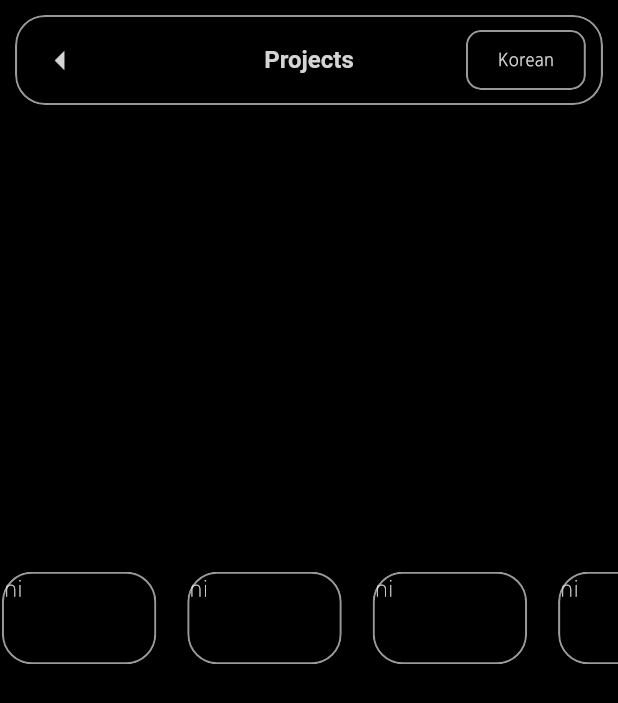
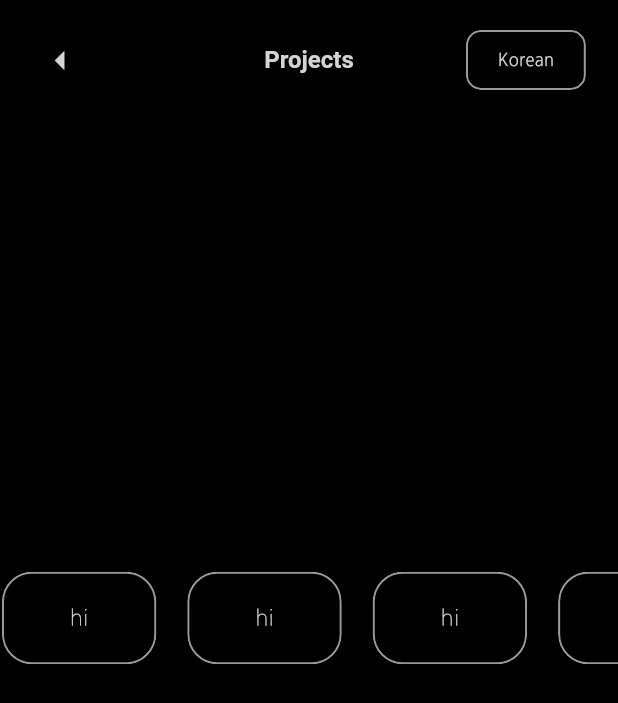
Before and after one commit to jeongwoo0427/aboutme, a Flutter app: the ProjectsScreen screen opened by its route, on a phone screen of 412 x 824 dp. Shown: the top 703 px of the screen. Run offline on Flutter 3.47's test engine with Material 3 defaults, Android fonts, the phone set to English and light mode, and no system bars; drawn by our look-alikes of flutter_animate; our stand-ins replace dio, flutter_riverpod, flutter_svg, fluttertoast, go_router, loading_animation_widget and 4 more; accounts and stored records are empty; network calls fail.

Commit message:
Update projects_screen.dart

```diff
--- a/lib/ui/screens/projects/projects_screen.dart
+++ b/lib/ui/screens/projects/projects_screen.dart
@@ -39,7 +39,7 @@ class _ProjectsScreenState extends State<ProjectsScreen> with TickerProviderStat
   @override
   Widget build(BuildContext context) {
     return ResponsiveGlassyScaffold(
-      isTranparentAppbar: false,
+      isTranparentAppbar: true,
       appbarTitle: Text('Projects'),
       body: Stack(
         children: [
@@ -52,7 +52,7 @@ class _ProjectsScreenState extends State<ProjectsScreen> with TickerProviderStat
                   return Positioned(
                     left: (-context.screenSize.width / 2) * _pageLoadAnim.value,
                     right: (context.screenSize.width / 2) * _pageLoadAnim.value,
-                    top: context.screenSize.height / 1.5 * _pageToBottomAnim.value,
+                    top: context.screenSize.height / 1.4 * _pageToBottomAnim.value,
                     bottom: 0,
                     child: Center(
                       child: SizedBox(
@@ -66,7 +66,7 @@ class _ProjectsScreenState extends State<ProjectsScreen> with TickerProviderStat
                                 child: GlassyContainer(
                                   width: 250 * context.minScreenLengthRatio,
                                   height: double.infinity,
-                                  child: Text('hi'),
+                                  child: const Center(child: Text('hi')),
                                 ),
                               );
                               //return getItem(width: 250 * context.minScreenLengthRatio, height: double.infinity);
```
